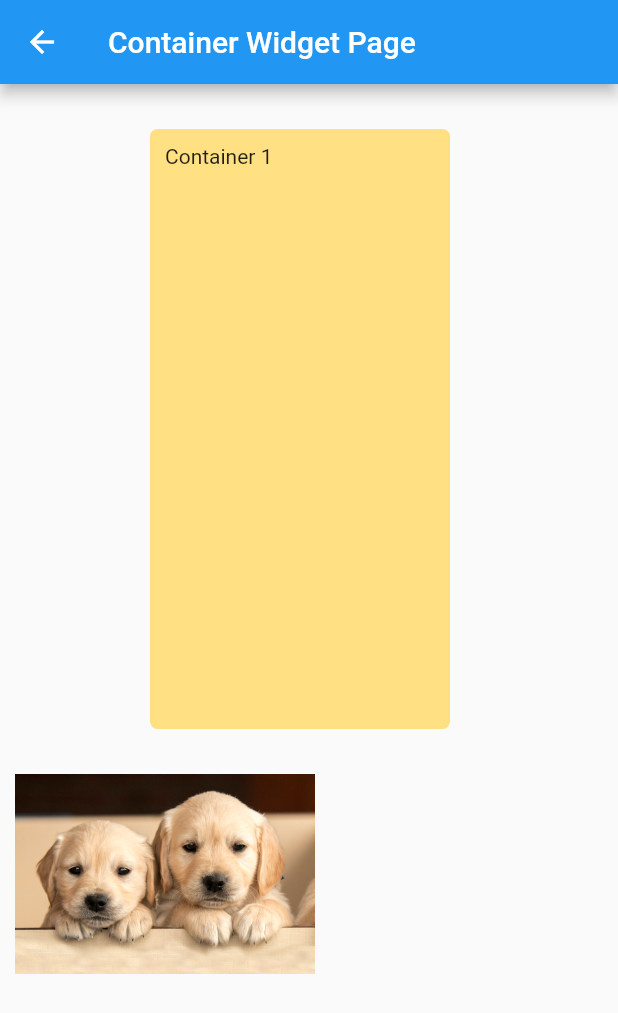
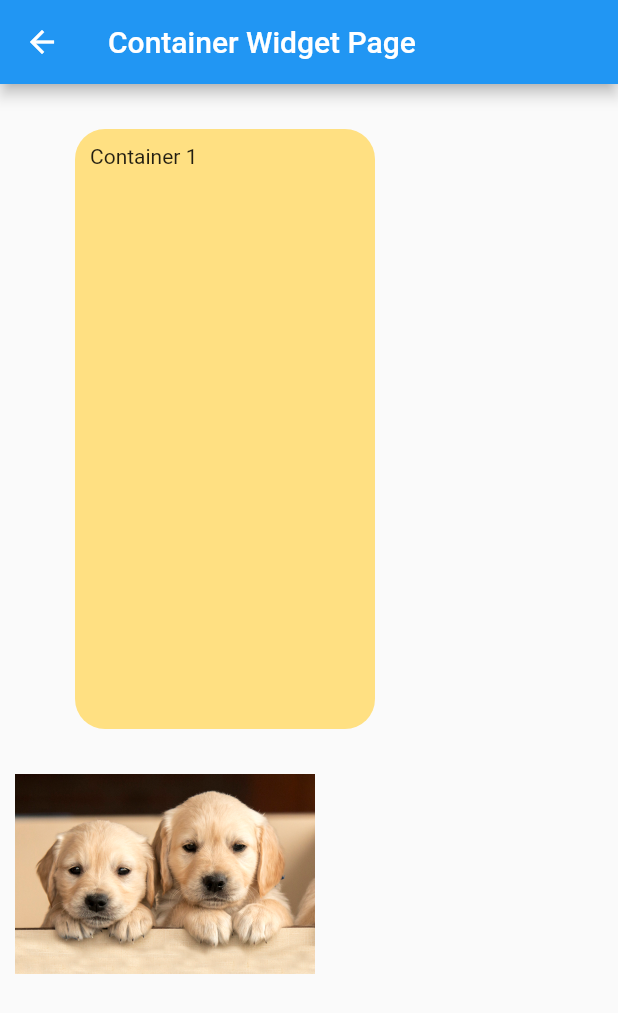
Before and after one commit to LinSaolong/flutter_widgets, a Flutter app: the ContainerWidgetPage screen opened directly, on a phone screen of 412 x 824 dp. Shown: the top 1013 px of the screen. Run offline on Flutter 3.47's test engine with Material 2 defaults, Android fonts, the phone set to English and light mode, and no system bars; missing offline and left inert: checkbox_formfield.

Commit message:
updated container, Image, and scaffold

```diff
--- a/lib/pages/container_widget_page.dart
+++ b/lib/pages/container_widget_page.dart
@@ -15,11 +15,12 @@ class ContainerWidgetPage extends StatelessWidget {
           Container(
             width: 200,
             height: 400,
-            margin: const EdgeInsets.fromLTRB(100, 30, 10, 20),
+            // alignment: Alignment.center,
+            margin: const EdgeInsets.fromLTRB(50, 30, 10, 20),
             padding: const EdgeInsets.all(10),
             decoration: BoxDecoration(
               color: Colors.amber[200],
-              borderRadius: BorderRadius.circular(5),
+              borderRadius: BorderRadius.circular(20),
             ),
             child: const Text("Container 1"),
           ),
```
Also changed, not shown: lib/pages/image_widget_page.dart (+13 -4 lines), lib/pages/text_widget_page.dart (+20 -9 lines).
